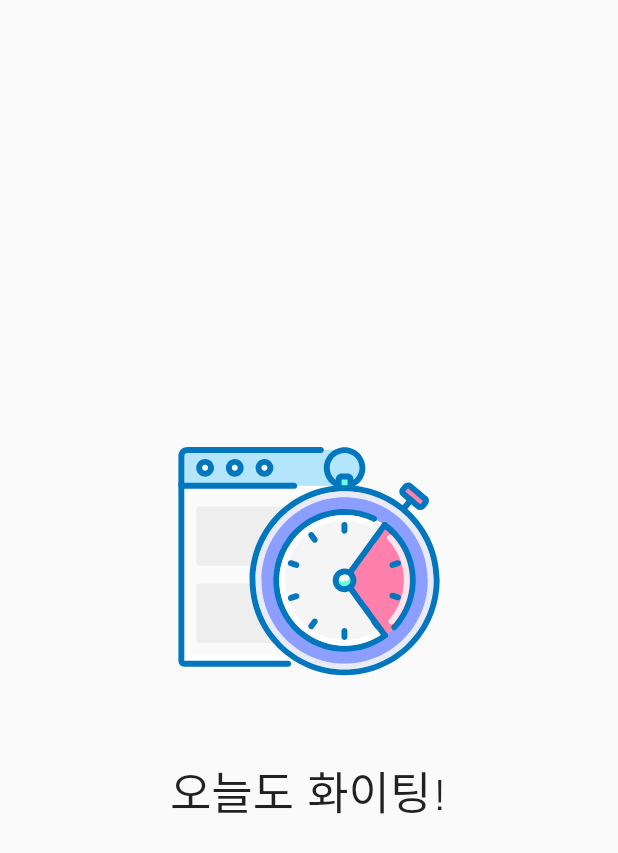
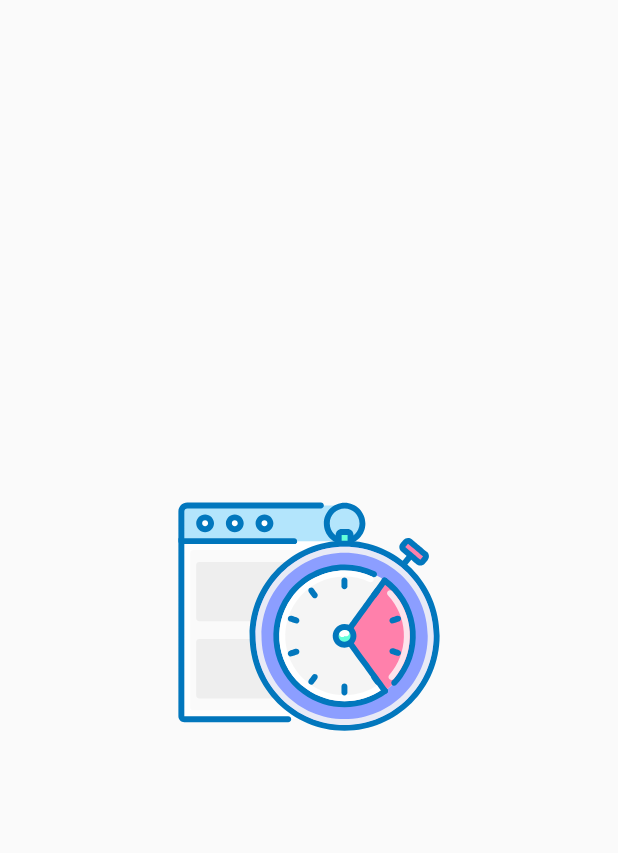
Before and after one commit to beomq/random_break_timer, a Flutter app: the first screen one second after launch, on a phone screen of 412 x 824 dp. Shown: the top 853 px of the screen. Run offline on Flutter 3.47's test engine with Material 2 defaults, Android fonts, the light colour scheme and no system bars; our stand-ins replace firebase_auth, firebase_core, flutter_dotenv, freezed_annotation, hive, hive_flutter and 1 more; missing offline and left inert: flutterfire_ui; accounts and stored records are empty; generated files the repository leaves out were written again.

```diff
--- a/lib/ui/loading/loading_screen.dart
+++ b/lib/ui/loading/loading_screen.dart
@@ -25,13 +25,6 @@ class _LoadingScreenState extends State<LoadingScreen> {
                 children: [
                   Lottie.asset('assets/Lottie1.json',
                       height: 200, fit: BoxFit.cover),
-                  const SizedBox(
-                    height: 30,
-                  ),
-                  const Text(
-                    '오늘도 화이팅!',
-                    style: TextStyle(fontSize: 30),
-                  ),
                 ],
               ),
             ),
--- a/lib/ui/my_page/my_page_screen.dart
+++ b/lib/ui/my_page/my_page_screen.dart
@@ -118,7 +118,7 @@ class _MyPageScreenState extends State<MyPageScreen> {
                       CustomRecordedContainer(
                           iconData: Icons.emoji_events_outlined,
                           resultText:
-                              '${(_getTotalStudyTime().inSeconds / _getTotalTargetedStudyTime().inSeconds * 100).toStringAsFixed(2)} %',
+                              '${(_getTotalStudyTime().inSeconds / _getTotalTargetedStudyTime().inSeconds * 100).isNaN ? '0' : (_getTotalStudyTime().inSeconds / _getTotalTargetedStudyTime().inSeconds * 100).toStringAsFixed(2)} %',
                           detailText: '총 목표 달성율'),
                       CustomRecordedContainer(
                           iconData: Icons.hotel_class_outlined,
@@ -204,7 +204,7 @@ class _MyPageScreenState extends State<MyPageScreen> {
                       mainAxisAlignment: MainAxisAlignment.spaceEvenly,
                       children: [
                         CustomButton(
-                          text: 'LOGOUT',
+                          text: 'Logout',
                           onPressed: () {
                             model.logout();
                           },
```
Also changed, not shown: 19 other files.
